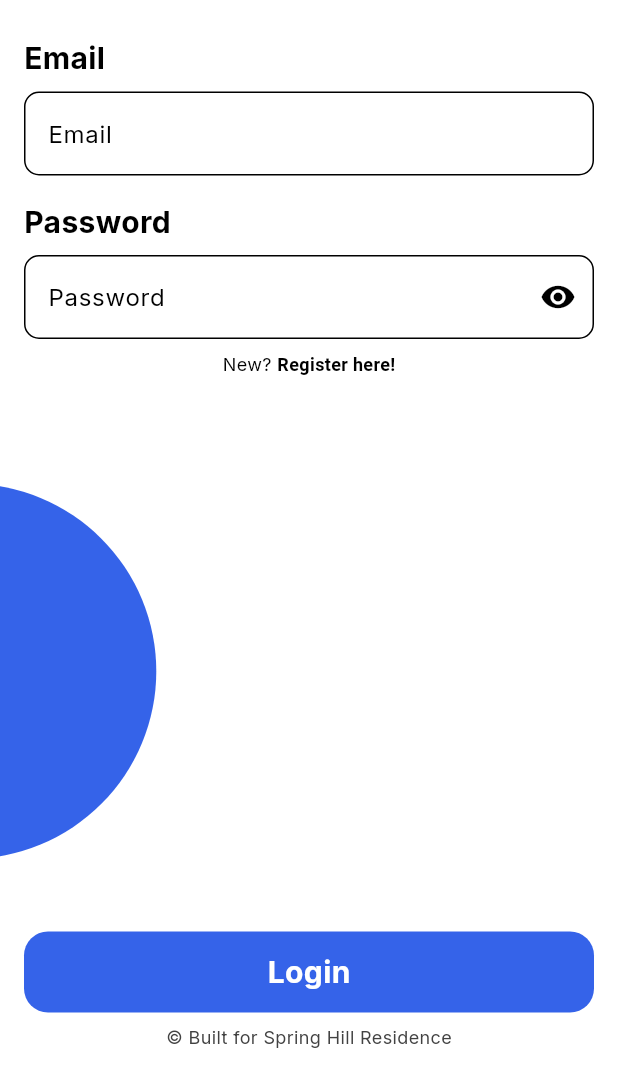
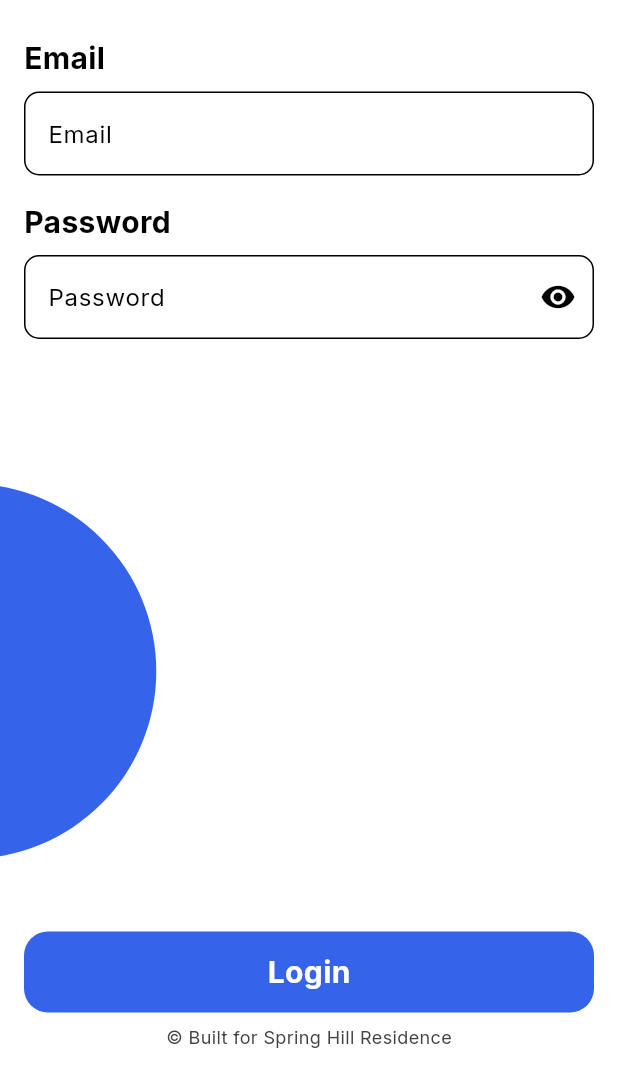
Before and after one commit to Jiran-Group-2/jiran-mobile, a Flutter app: the screen it shows after launch, on a phone screen of 412 x 824 dp, the part 162-1236 px from its top. Run offline on Flutter 3.47's test engine with Material 3 defaults, Android fonts, the phone set to English and light mode, and no system bars; drawn by our look-alikes of auto_size_text; our stand-ins replace carousel_slider, flutter_dotenv, flutter_easyloading, get, get_storage, google_fonts and 2 more.

Commit message:
UPDATE: Remove registration

```diff
--- a/lib/app/modules/login/views/login_view.dart
+++ b/lib/app/modules/login/views/login_view.dart
@@ -130,7 +130,7 @@ class LoginView extends GetView<LoginController> {
                           ),
                           const SizedBox(height: 8),
 
-                          const Center(
+                          /* const Center(
                             child: AutoSizeText.rich(
                               TextSpan(text: 'New? ', children: [
                                 TextSpan(text: 'Register here!', style: TextStyle(fontWeight: FontWeight.bold))
@@ -139,7 +139,7 @@ class LoginView extends GetView<LoginController> {
                                 fontSize: 12,
                               ),
                             ),
-                          ),
+                          ), */
                         ],
                       ),
                       ],
```
